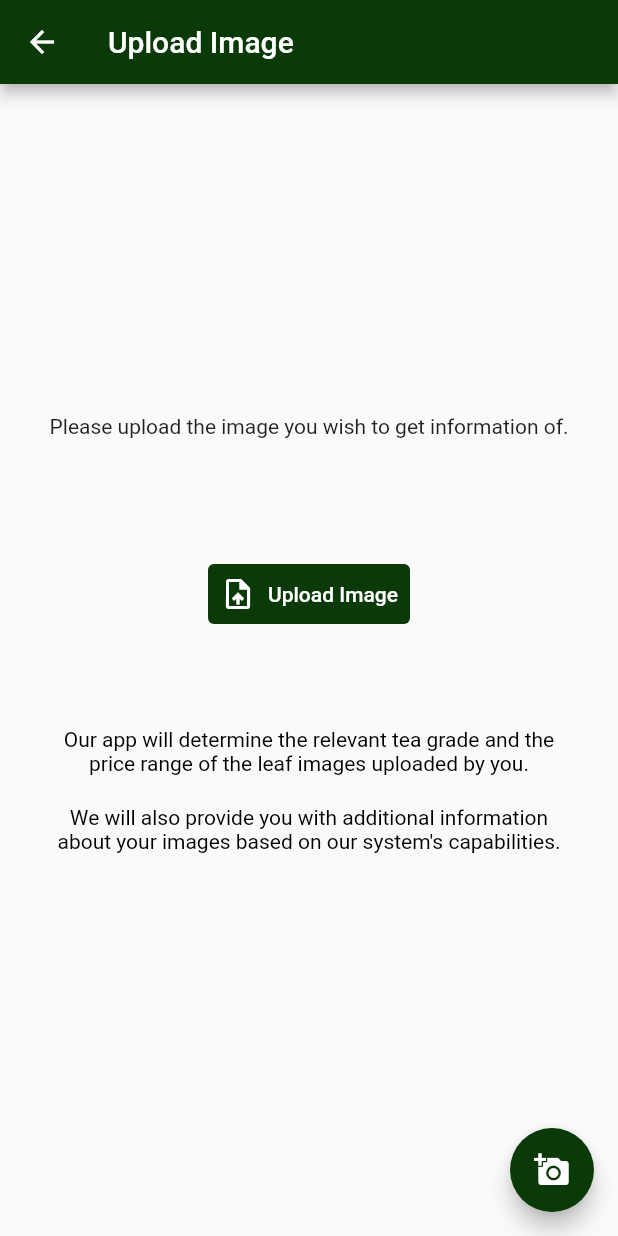
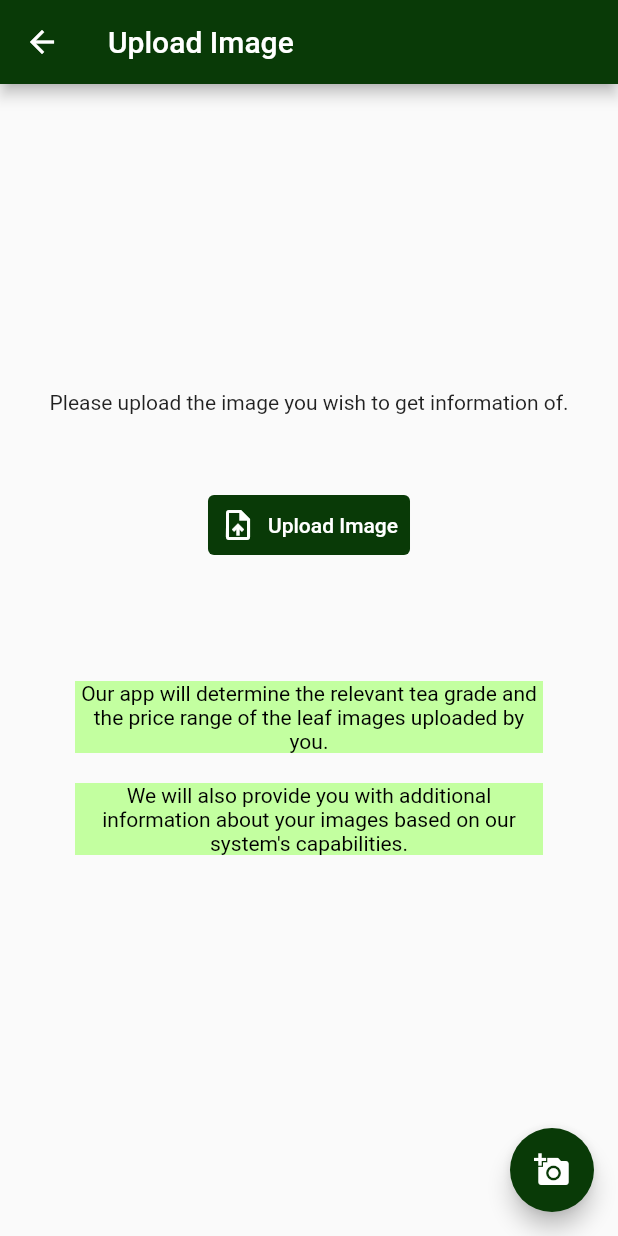
Before and after one commit to pasinduX/QualiTea, a Flutter app: the screen it shows after launch, after a tap on "Get Start", on a phone screen of 412 x 824 dp. Run offline on Flutter 3.47's test engine with Material 2 defaults, Android fonts, the phone set to English and light mode, and no system bars; our stand-ins replace image_picker.

Commit message:
fix the issue in image selection

```diff
--- a/QualiTea_UI/lib/uploadImage.dart
+++ b/QualiTea_UI/lib/uploadImage.dart
@@ -2,7 +2,6 @@ import 'package:flutter/material.dart';
 import 'dart:io';
 import 'dart:convert';
 import 'package:image_picker/image_picker.dart';
-
 
 class uploadImage extends StatefulWidget {
   uploadImage() : super();
@@ -10,72 +9,81 @@ class uploadImage extends StatefulWidget {
   final String title = "Upload Image";
 
   uploadImageDemo createState() => uploadImageDemo();
-
 }
 
-
 class uploadImageDemo extends State<uploadImage> {
-
-  File? SelectedImage;
+  String? SelectedImage;
   String? message = "";
 
-  uploadImage (){
+  uploadImage() {}
 
+  Future getImage() async {
+    final pickedImage =
+        await ImagePicker().getImage(source: ImageSource.gallery);
+    SelectedImage = pickedImage!.path;
+    setState(() {});
   }
 
-  Future getImage() async{
-   final pickedImage = await ImagePicker().getImage(source: ImageSource.gallery);
-   SelectedImage = File(pickedImage!.path);
-   setState(() {
-
-   });
-  }
-
-  Widget build (BuildContext context) {
+  Widget build(BuildContext context) {
     return Scaffold(
-
       appBar: AppBar(
         title: Text(widget.title),
-        backgroundColor:Color.fromARGB(255, 9, 58, 7),
+        backgroundColor: Color.fromARGB(255, 9, 58, 7),
       ),
       body: Center(
         child: Column(
           mainAxisAlignment: MainAxisAlignment.center,
           children: <Widget>[
             SelectedImage == null
-            ? Text("Please upload the image you wish to get information of.")
-            : Image.file(SelectedImage!),
+                ? Text(
+                    "Please upload the image you wish to get information of.")
+                : Container(
+                  height: 260.0,
+                  width: 260.0,
+                  child: Image.network(SelectedImage!),
+                ),
             Padding(
-          padding: EdgeInsets.only(top: 80.0),
+              padding: EdgeInsets.only(top: 50.0),
               child: TextButton.icon(
                 style: ButtonStyle(
-                backgroundColor: MaterialStateProperty.all(Color.fromARGB(255, 9, 58, 7),
+                  backgroundColor: MaterialStateProperty.all(
+                    Color.fromARGB(255, 9, 58, 7),
                   ),
                 ),
                 onPressed: () {},
-              icon: Icon(Icons.upload_file,color: Colors.white),
-              label: Text("Upload Image",
+                icon: Icon(Icons.upload_file, color: Colors.white),
+                label: Text(
+                  "Upload Image",
                   style: TextStyle(
                     color: Colors.white,
-              ),),),),
+                  ),
+                ),
+              ),
+            ),
             Padding(
-                padding: EdgeInsets.all(35.0),
+              padding: EdgeInsets.all(50.0),
               child: Column(
                 children: [
                   SizedBox(height: 30),
-              Text(
+                   Container(
+                  color: Color.fromARGB(255, 195, 255, 160),
+                  child: Text(
                     "Our app will determine the relevant tea grade and the price range of the leaf images uploaded by you.",
                     textAlign: TextAlign.center,
                     style: TextStyle(
                       color: Colors.black,
                     ),
                   ),
+                   ),
                   SizedBox(height: 20),
-              Text(
+                  Container(
+                  color: Color.fromARGB(255, 195, 255, 160),
+                  child: Text(
                     "We will also provide you with additional information about your images based on our system's capabilities.",
                     textAlign: TextAlign.center,
                     style: TextStyle(
                       color: Colors.black,
+                    ),
                   ),
                   ),
                 ],
@@ -87,7 +95,9 @@ class uploadImageDemo extends State<uploadImage> {
       floatingActionButton: FloatingActionButton(
         onPressed: getImage,
         backgroundColor: Color.fromARGB(255, 9, 58, 7),
-        child: Icon(Icons.add_a_photo ,),
+        child: Icon(
+          Icons.add_a_photo,
+        ),
         // foregroundColor: Color.fromARGB(255, 9, 58, 7),
       ),
     );
--- a/QualiTea_UI/lib/welcomeScreen.dart
+++ b/QualiTea_UI/lib/welcomeScreen.dart
@@ -1,15 +1,16 @@
 import 'package:flutter/material.dart';
 import 'package:testapp/uploadImage.dart';
 
-class WelcomeScreen extends StatelessWidget{
-  Widget build (BuildContext context){
+class WelcomeScreen extends StatelessWidget {
+  Widget build(BuildContext context) {
     return Material(
       child: Container(
         width: MediaQuery.of(context).size.width,
         height: MediaQuery.of(context).size.height,
         child: Stack(
           children: [
-            Stack(children: [
+            Stack(
+              children: [
                 Container(
                   width: MediaQuery.of(context).size.width,
                   height: MediaQuery.of(context).size.height,
@@ -26,7 +27,37 @@ class WelcomeScreen extends StatelessWidget{
                     borderRadius:
                         BorderRadius.only(bottomRight: Radius.circular(70)),
                   ),
-                child: Center(child: Image.asset("lib/images/logo.png", scale: 0.8,),
+                ),
+                // Container(
+                //   constraints: BoxConstraints(
+                //     maxHeight: MediaQuery.of(context).size.height / 8,
+                //     maxWidth: MediaQuery.of(context).size.width,
+                //   ),
+                //   child: Align(
+                //     alignment: Alignment.topCenter,
+                //     child: SizedBox(
+                //       child: Center(
+                //         child: Image.asset(
+                //           "lib/images/logo.png",
+                //           width: 350,
+                //           height: 350,
+                //           scale: 1.2,
+                //         ),
+                //       ),
+                //     ),
+                //   ),
+                // ),
+                Padding(
+                  padding: EdgeInsets.all(120),
+                  child: Container(
+                    width: MediaQuery.of(context).size.width,
+                    height: MediaQuery.of(context).size.height / 3,
+                    decoration: BoxDecoration(
+                      image: DecorationImage(
+                        image: AssetImage("lib/images/tea.png"),
+                        // fit: BoxFit.cover,
+                      ),
+                    ),
                   ),
                 ),
               ],
@@ -35,22 +66,21 @@ class WelcomeScreen extends StatelessWidget{
               alignment: Alignment.bottomCenter,
               child: Container(
                   width: MediaQuery.of(context).size.width,
-                height: MediaQuery.of(context).size.height / 2.666 ,
+                  height: MediaQuery.of(context).size.height / 2.666,
                   decoration: BoxDecoration(
                     color: Color.fromARGB(255, 195, 255, 160),
-
-                  )
-                ),
+                  )),
             ),
             Align(
               alignment: Alignment.bottomCenter,
               child: Container(
                 width: MediaQuery.of(context).size.width,
-                height: MediaQuery.of(context).size.height / 2.666 ,
+                height: MediaQuery.of(context).size.height / 2.666,
                 decoration: BoxDecoration(
                     color: Color.fromARGB(255, 9, 58, 7),
-                  borderRadius: BorderRadius.only(topLeft: Radius.circular(70),)
-                  ),
+                    borderRadius: BorderRadius.only(
+                      topLeft: Radius.circular(70),
+                    )),
                 child: Column(
                   children: [
                     SizedBox(height: 12),
@@ -71,7 +101,7 @@ class WelcomeScreen extends StatelessWidget{
                       color: Color.fromARGB(255, 195, 255, 160),
                       borderRadius: BorderRadius.circular(10),
                       child: InkWell(
-                          onTap: (){
+                        onTap: () {
                           Navigator.push(
                               context,
                               MaterialPageRoute(
@@ -79,7 +109,7 @@ class WelcomeScreen extends StatelessWidget{
                         },
                         child: Container(
                           padding: EdgeInsets.symmetric(
-                              vertical: 15,horizontal: 50),
+                              vertical: 15, horizontal: 50),
                           child: Text(
                             "Get Start",
                             style: TextStyle(
@@ -89,19 +119,13 @@ class WelcomeScreen extends StatelessWidget{
                               letterSpacing: 1,
                             ),
                           ),
-
                         ),
                       ),
-
                     )
-
                   ],
-
-
                 ),
               ),
             ),
-
           ],
         ),
       ),
```
Lines whose indentation alone changed are shown as unchanged.
